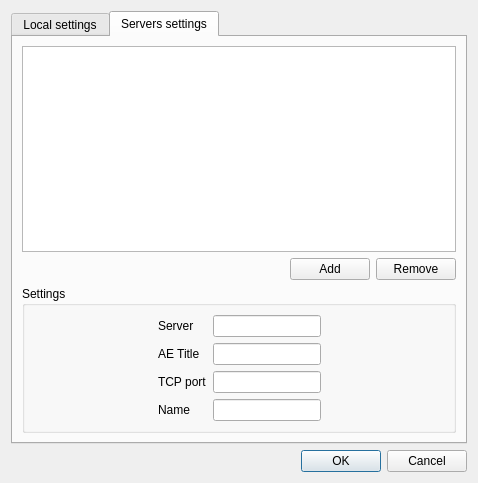
Before: the Qt Designer form Code/qtdcmpreferencesdialog.ui in qtdcm/qtdcm, drawn with Qt 5.
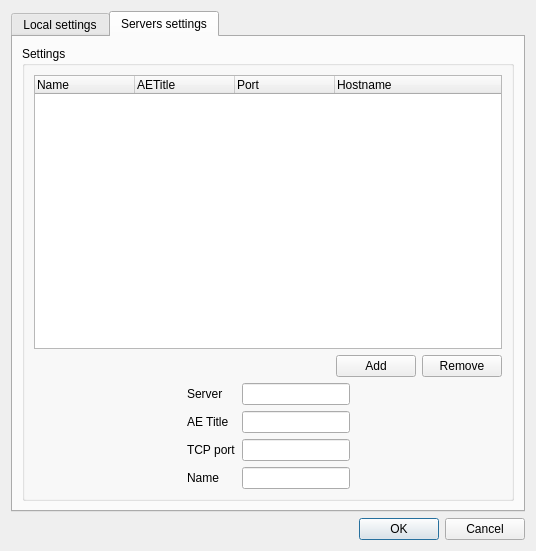
After: the same form once the commit is applied. The open tabs and pages were chosen to show the change.

Commit message: QtDCM : Preferences dialog window can now load settings. Need now to implement add/remove PACS server feature.

Patch:
```diff
--- a/Code/qtdcmpreferencesdialog.ui
+++ b/Code/qtdcmpreferencesdialog.ui
@@ -6,8 +6,8 @@
    <rect>
     <x>0</x>
     <y>0</y>
-    <width>478</width>
-    <height>483</height>
+    <width>536</width>
+    <height>551</height>
    </rect>
   </property>
   <property name="windowTitle">
@@ -131,10 +131,51 @@
       </attribute>
       <layout class="QGridLayout" name="gridLayout_6">
        <item row="0" column="0">
-        <widget class="QListWidget" name="listWidget">
-         <property name="sortingEnabled">
+        <widget class="QGroupBox" name="groupBox_3">
+         <property name="title">
+          <string>Settings</string>
+         </property>
+         <layout class="QGridLayout" name="gridLayout_5">
+          <item row="0" column="0">
+           <widget class="QTreeWidget" name="treeWidget">
+            <property name="expandsOnDoubleClick">
+             <bool>true</bool>
+            </property>
+            <property name="columnCount">
+             <number>4</number>
+            </property>
+            <attribute name="headerCascadingSectionResizes">
           <bool>false</bool>
-         </property>
+            </attribute>
+            <attribute name="headerHighlightSections">
+             <bool>true</bool>
+            </attribute>
+            <attribute name="headerCascadingSectionResizes">
+             <bool>false</bool>
+            </attribute>
+            <attribute name="headerHighlightSections">
+             <bool>true</bool>
+            </attribute>
+            <column>
+             <property name="text">
+              <string>Name</string>
+             </property>
+            </column>
+            <column>
+             <property name="text">
+              <string>AETitle</string>
+             </property>
+            </column>
+            <column>
+             <property name="text">
+              <string>Port</string>
+             </property>
+            </column>
+            <column>
+             <property name="text">
+              <string>Hostname</string>
+             </property>
+            </column>
         </widget>
        </item>
        <item row="1" column="0">
@@ -169,12 +210,6 @@
         </layout>
        </item>
        <item row="2" column="0">
-        <widget class="QGroupBox" name="groupBox_3">
-         <property name="title">
-          <string>Settings</string>
-         </property>
-         <layout class="QGridLayout" name="gridLayout_5">
-          <item row="0" column="0">
            <layout class="QHBoxLayout" name="horizontalLayout_5">
             <item>
              <spacer name="horizontalSpacer_5">
```
Left out of the diff: 4 changed lines with no effect on the pictures. Lines whose indentation alone changed are shown as unchanged. The commit also changes 1 other file.
